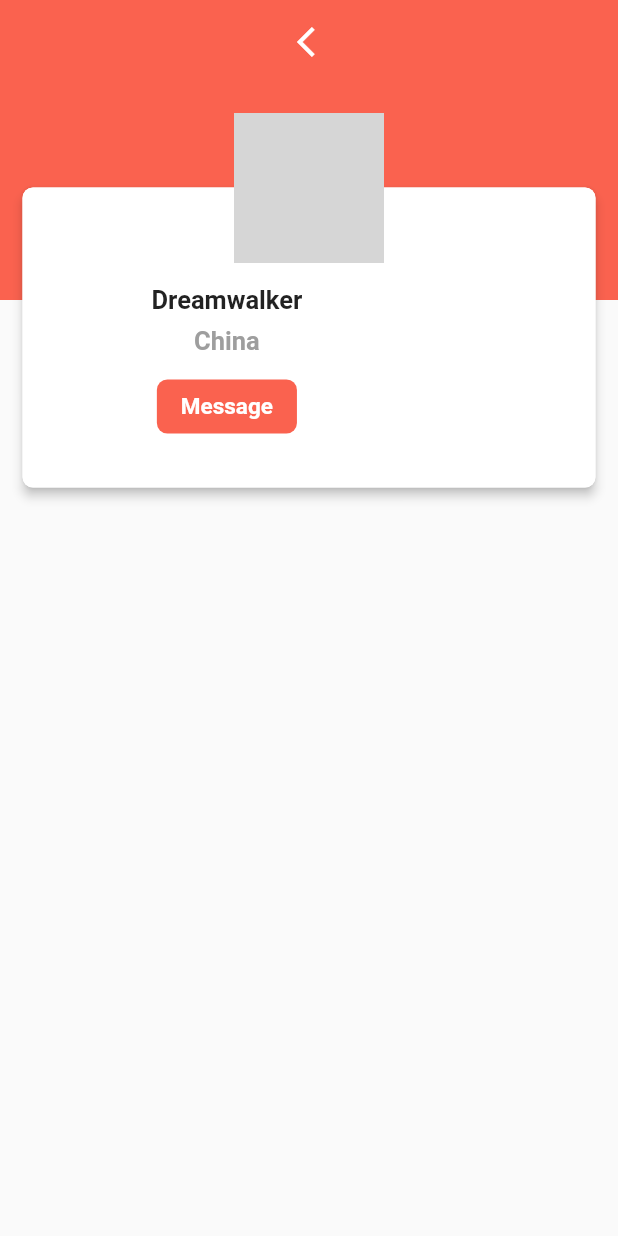
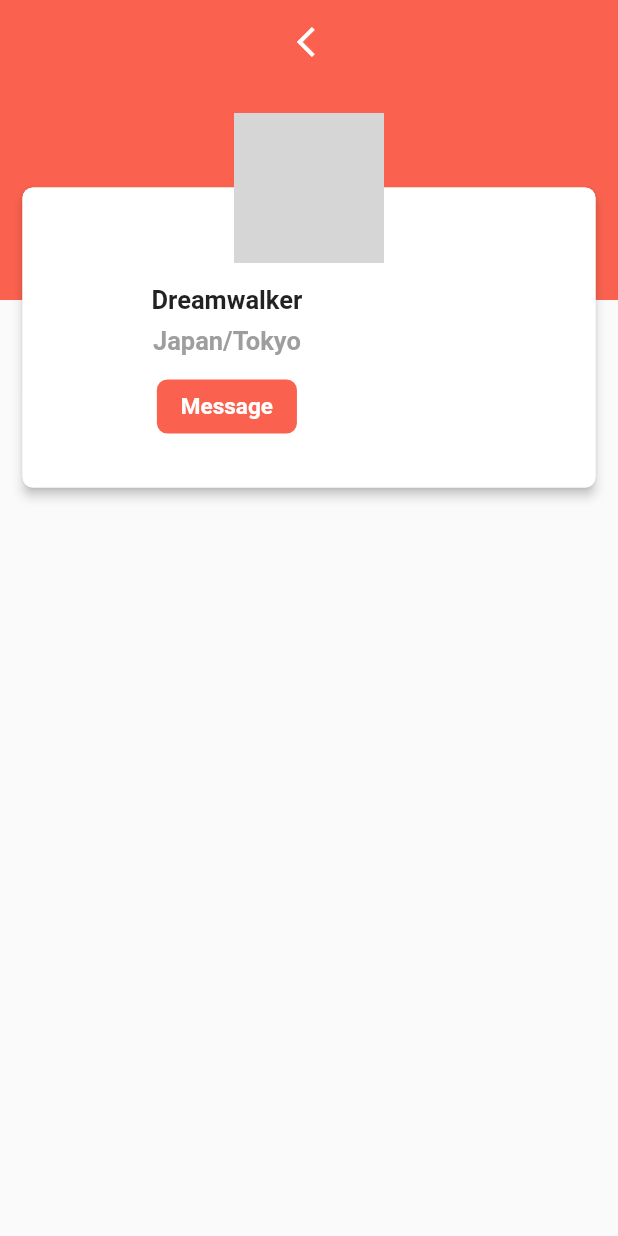
Before and after one commit to JAICHANGPARK/flutter_chef_profile, a Flutter app: the screen it shows after launch, on a phone screen of 412 x 824 dp. Run offline on Flutter 3.47's test engine with Material 2 defaults, Android fonts, the phone set to English and light mode, and no system bars; grey boxes are pictures that could not be loaded.

Commit message:
Update main.dart

```diff
--- a/lib/main.dart
+++ b/lib/main.dart
@@ -84,7 +84,7 @@ class _MyHomePageState extends State<MyHomePage> {
                     ),
                     SizedBox(height: 7.0,),
                     Text(
-                      'China', style: TextStyle(
+                      'Japan/Tokyo', style: TextStyle(
                       fontWeight: FontWeight.bold,
                       fontSize: 17.0,
                       color: Colors.grey,
```
